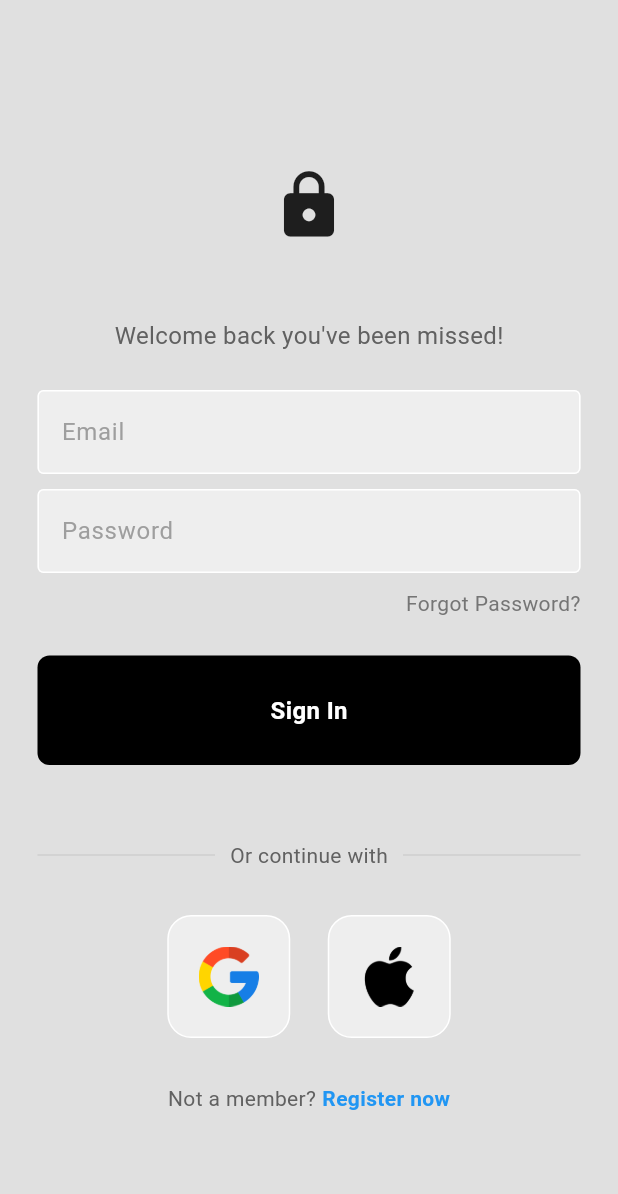
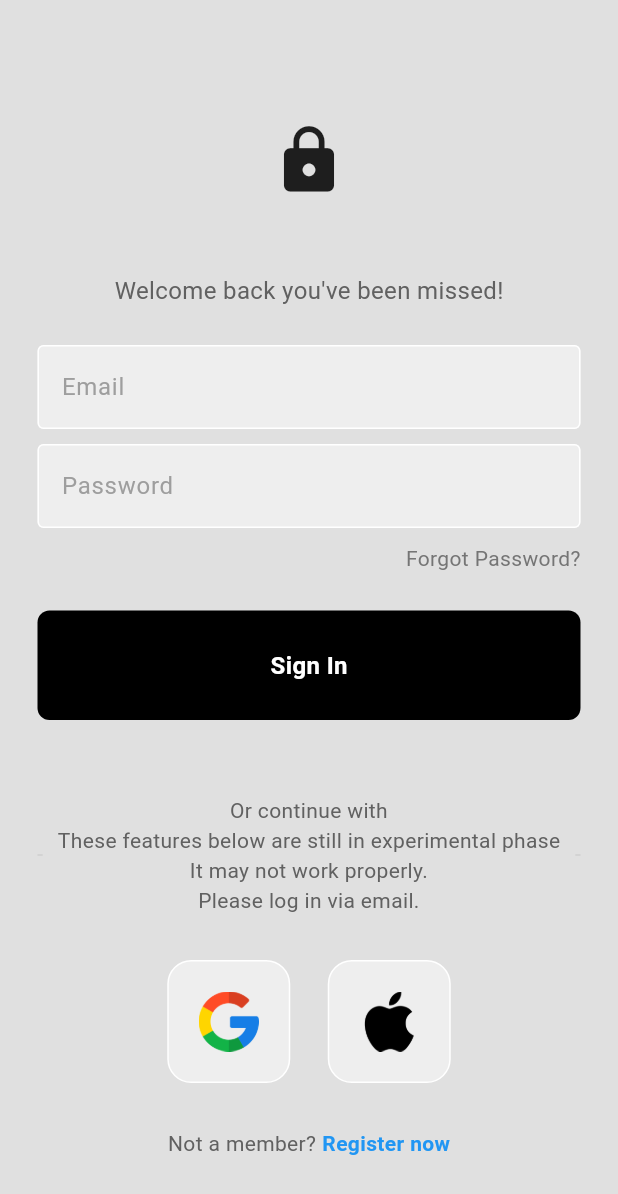
Before and after one commit to Pooh555/NSC_application, a Flutter app: the screen it shows after launch, on a phone screen of 412 x 824 dp. Shown: the top 1194 px of the screen. Run offline on Flutter 3.47's test engine with Material 3 defaults, Android fonts, the light colour scheme and no system bars; our stand-ins replace camera, carousel_slider, firebase_auth, firebase_core, google_generative_ai, google_sign_in and 1 more; accounts and stored records are empty; project files that could hold a hidden picture were left out.

Commit message:
little changes to fix bugs

```diff
--- a/lib/LogInPages/login_page.dart
+++ b/lib/LogInPages/login_page.dart
@@ -145,7 +145,8 @@ class _LoginPageState extends State<LoginPage> {
                       Padding(
                         padding: const EdgeInsets.symmetric(horizontal: 10.0),
                         child: Text(
-                          'Or continue with',
+                          textAlign: TextAlign.center,
+                          'Or continue with\nThese features below are still in experimental phase\nIt may not work properly.\nPlease log in via email.',
                           style: TextStyle(color: Colors.grey[700]),
                         ),
                       ),
--- a/lib/profile.dart
+++ b/lib/profile.dart
@@ -1,6 +1,8 @@
 import 'package:firebase_auth/firebase_auth.dart';
 import 'package:flutter/material.dart';
-import 'package:nsc/chatbot.dart';
+import 'package:nsc/home.dart';
+
+AppTheme currentTheme = AppTheme(theme);
 
 class ProfilePage extends StatelessWidget {
   ProfilePage({Key? key});
@@ -14,15 +16,15 @@ class ProfilePage extends StatelessWidget {
   @override
   Widget build(BuildContext context) {
     return Scaffold(
-      appBar: AppBar(
-        title: const Text('Log out page'),
-      ),
+      appBar: AppBar(title: const Text('Log out page'), actions: [
+        IconButton(onPressed: signUserOut, icon: const Icon(Icons.logout))
+      ]),
       body: Column(
         children: [
           const SizedBox(height: 300),
           Center(
             child: Text(
-              "LOGGED IN AS: ${user.email!}\nClick the button to log out.",
+              "LOGGED IN AS: ${user.email!}\nClick the button here to log out\nor click the botton at the \ntop right corner of your screen",
               textAlign: TextAlign.center,
               style: TextStyle(
                 fontSize: 20,
```
